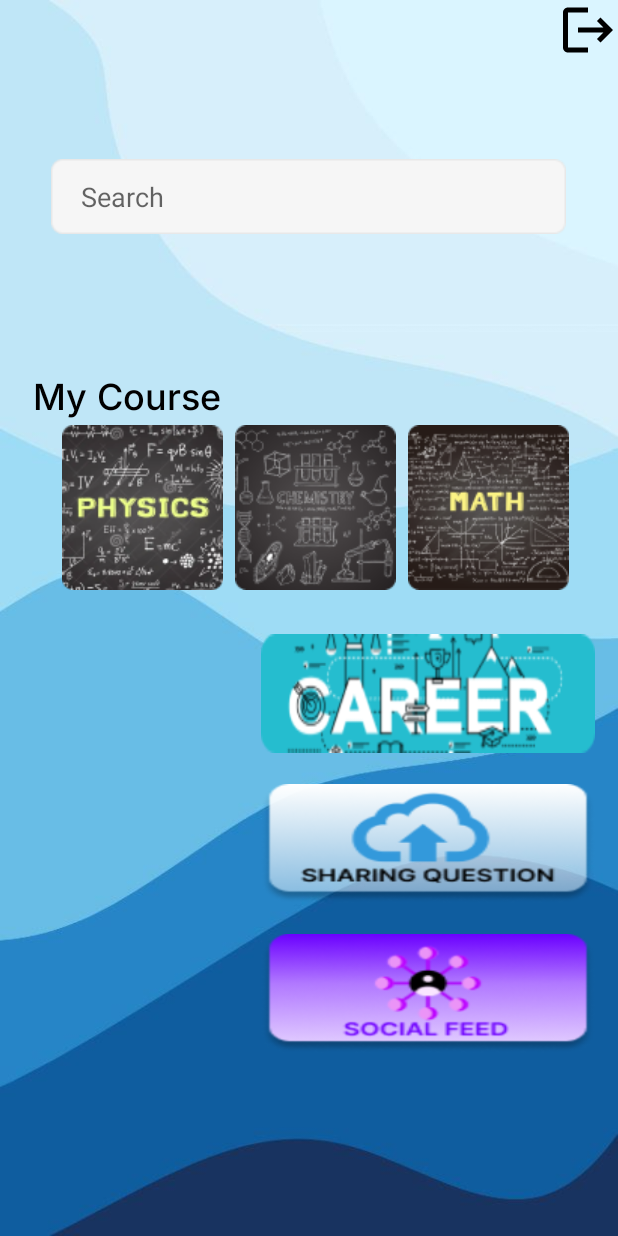
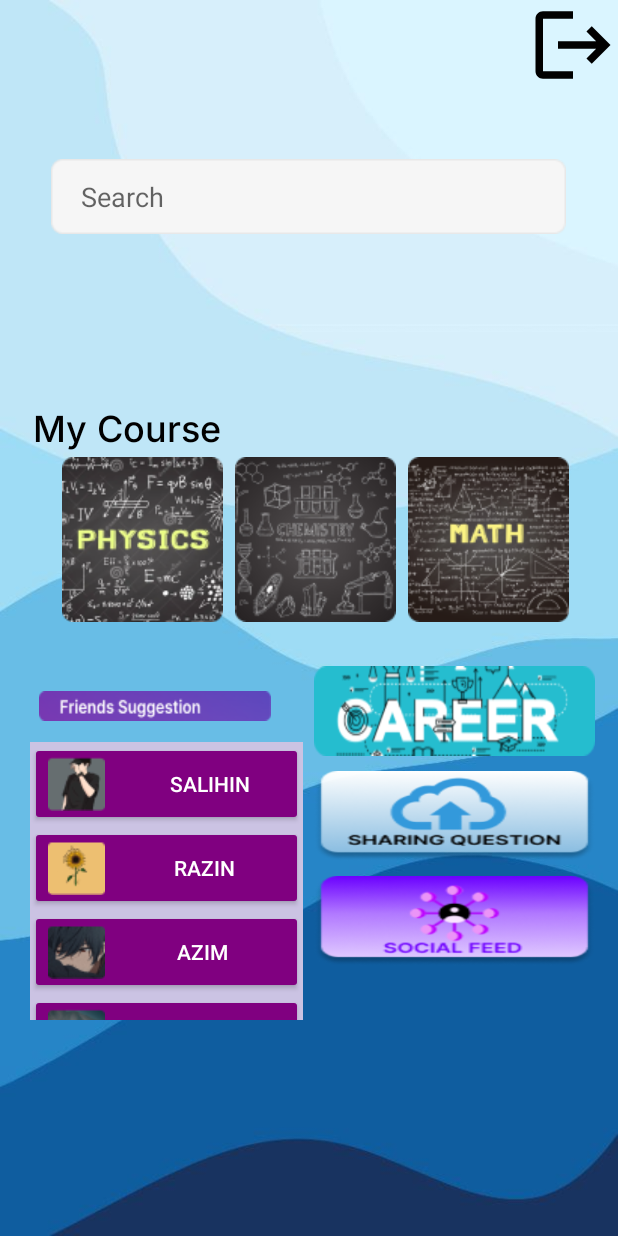
Before and after one commit to Wan2729/Fect-DO, an Android app: the screen it shows after launch once a user with an empty profile is signed in (Enroll), on a phone screen of 412 x 824 dp. Run offline under Robolectric (Android 15) with nearby library versions, the phone set to English and light mode, and no system bars; our stand-ins replace Firebase (no records; nobody signed in at launch, a user with empty details on screens opened directly); Roboto replaces fonts that are not available here.

Commit message:
frontend friends

```diff
--- a/app/src/main/res/layout/activity_enroll.xml
+++ b/app/src/main/res/layout/activity_enroll.xml
@@ -98,54 +98,151 @@
 
     <ImageButton
         android:id="@+id/btnCareer"
-        android:layout_width="220dp"
-        android:layout_height="79dp"
+        android:layout_width="180dp"
+        android:layout_height="60dp"
         android:layout_alignParentStart="true"
         android:layout_alignParentEnd="true"
         android:layout_alignParentBottom="true"
-        android:layout_marginStart="174dp"
+        android:layout_marginStart="209dp"
         android:layout_marginLeft="80dp"
         android:layout_marginEnd="15dp"
         android:layout_marginRight="80dp"
-        android:layout_marginBottom="322dp"
+        android:layout_marginBottom="320dp"
         android:background="@drawable/btncareer" />
 
     <ImageButton
         android:id="@+id/btnUpload"
-        android:layout_width="220dp"
-        android:layout_height="79dp"
+        android:layout_width="180dp"
+        android:layout_height="60dp"
         android:layout_alignParentStart="true"
         android:layout_alignParentEnd="true"
         android:layout_alignParentBottom="true"
-        android:layout_marginStart="174dp"
+        android:layout_marginStart="209dp"
         android:layout_marginLeft="80dp"
         android:layout_marginEnd="15dp"
         android:layout_marginRight="80dp"
-        android:layout_marginBottom="222dp"
+        android:layout_marginBottom="250dp"
         android:background="@drawable/sharingbutton" />
 
     <ImageButton
         android:id="@+id/btnSosial"
-        android:layout_width="220dp"
-        android:layout_height="79dp"
+        android:layout_width="180dp"
+        android:layout_height="60dp"
         android:layout_alignParentStart="true"
         android:layout_alignParentEnd="true"
         android:layout_alignParentBottom="true"
-        android:layout_marginStart="174dp"
+        android:layout_marginStart="209dp"
         android:layout_marginLeft="80dp"
         android:layout_marginEnd="15dp"
         android:layout_marginRight="80dp"
-        android:layout_marginBottom="122dp"
+        android:layout_marginBottom="180dp"
         android:background="@drawable/socialbutton" />
 
     <ImageView
         android:id="@+id/logoutBtn"
-        android:layout_width="40dp"
-        android:layout_height="40dp"
+        android:layout_width="60dp"
+        android:layout_height="60dp"
         android:layout_alignParentTop="true"
+        android:layout_alignParentEnd="true"
         android:layout_alignParentRight="true"
+        android:layout_marginEnd="0dp"
         app:srcCompat="@drawable/baseline_logout_24" />
 
+    <TextView
+        android:id="@+id/textView3"
+        android:layout_width="154dp"
+        android:layout_height="wrap_content"
+        android:layout_alignParentStart="true"
+        android:layout_alignParentEnd="true"
+        android:layout_alignParentBottom="true"
+        android:layout_marginStart="26dp"
+        android:layout_marginEnd="231dp"
+        android:layout_marginBottom="343dp"
+        android:background="@drawable/friendsuggestion" />
+
+    <ScrollView
+        android:id="@+id/scrollView3"
+        android:layout_width="wrap_content"
+        android:layout_height="185dp"
+        android:layout_alignParentStart="true"
+        android:layout_alignParentEnd="true"
+        android:layout_alignParentBottom="true"
+        android:layout_marginStart="20dp"
+        android:layout_marginEnd="210dp"
+        android:layout_marginBottom="144dp"
+        app:layout_constraintBottom_toBottomOf="parent"
+        app:layout_constraintEnd_toEndOf="parent"
+        app:layout_constraintHorizontal_bias="0.0"
+        app:layout_constraintStart_toStartOf="parent"
+        android:background="#CBC3E3">>
+        <LinearLayout
+            android:layout_width="match_parent"
+            android:layout_height="wrap_content"
+            android:orientation="vertical">
+
+            <Button
+                android:id="@+id/sal_friend"
+                android:layout_width="match_parent"
+                android:layout_height="wrap_content"
+                android:text="Salihin"
+                android:textColor="@color/white"
+                android:paddingRight="35dp"
+                android:backgroundTint="#800080"
+                android:gravity="fill_vertical|end"
+                android:drawableLeft="@drawable/sal_icon"
+                />
+
+            <Button
+                android:id="@+id/razin_friend"
+                android:layout_width="match_parent"
+                android:layout_height="wrap_content"
+                android:text="Razin"
+                android:textColor="@color/white"
+                android:paddingRight="45dp"
+                android:backgroundTint="#800080"
+                android:gravity="fill_vertical|end"
+                android:drawableLeft="@drawable/razin_icon"
+                />
+
+            <Button
+                android:id="@+id/azim_friend"
+                android:layout_width="match_parent"
+                android:layout_height="wrap_content"
+                android:text="Azim"
+                android:textColor="@color/white"
+                android:paddingRight="50dp"
+                android:backgroundTint="#800080"
+                android:gravity="fill_vertical|end"
+                android:drawableLeft="@drawable/azim_icon"
+                />
+
+            <Button
+                android:id="@+id/wan_friend"
+                android:layout_width="match_parent"
+                android:layout_height="wrap_content"
+                android:text="Azdy"
+                android:textColor="@color/white"
+                android:paddingRight="45dp"
+                android:backgroundTint="#800080"
+                android:gravity="fill_vertical|end"
+                android:drawableLeft="@drawable/wna_icon"
+                />
+
+            <Button
+                android:id="@+id/hanif_friend"
+                android:layout_width="match_parent"
+                android:layout_height="wrap_content"
+                android:text="Hanif"
+                android:textColor="@color/white"
+                android:paddingRight="45dp"
+                android:backgroundTint="#800080"
+                android:gravity="fill_vertical|end"
+                android:drawableLeft="@drawable/hanif_icon"
+                />
+
+
+        </LinearLayout>
+    </ScrollView>
 
 
 </RelativeLayout>
```
Also changed, not shown: app/src/main/res/drawable/azim_icon.png (added), app/src/main/res/drawable/friendsuggestion.png (added), app/src/main/res/drawable/hanif_icon.png (added), app/src/main/res/drawable/razin_icon.png (added), app/src/main/res/drawable/sal_icon.png (added), app/src/main/res/drawable/wna_icon.png (added).
